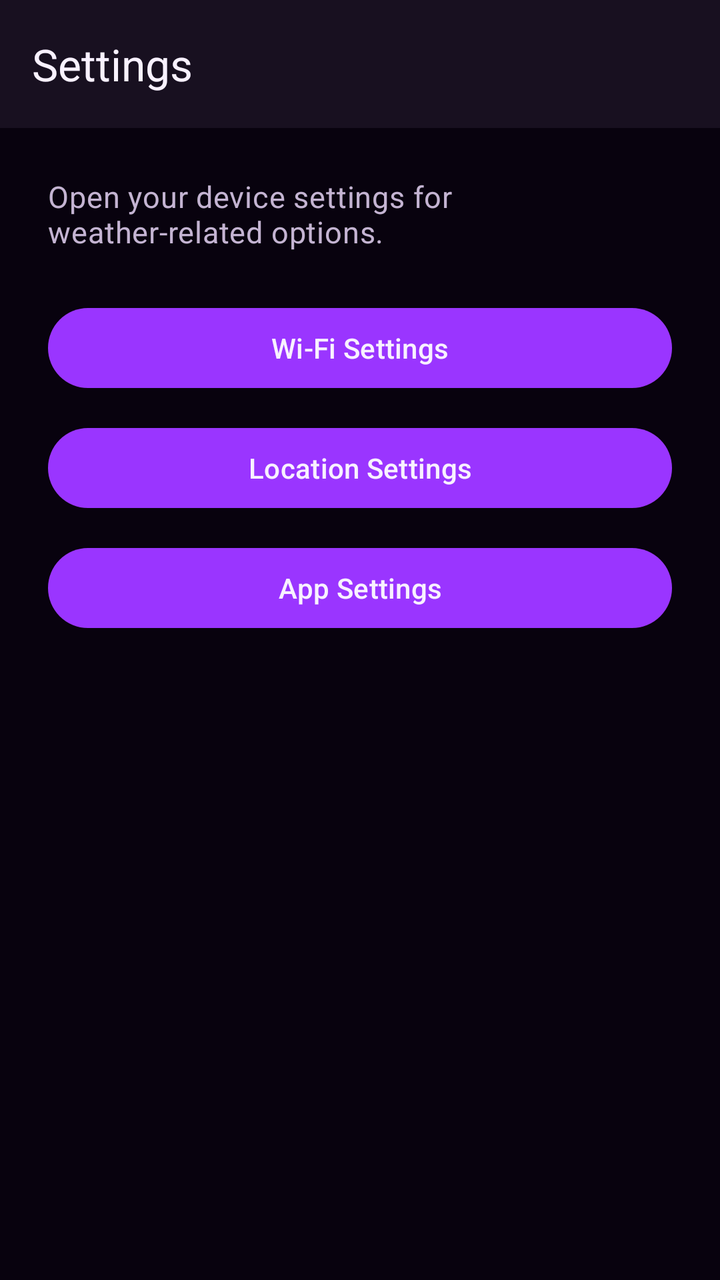
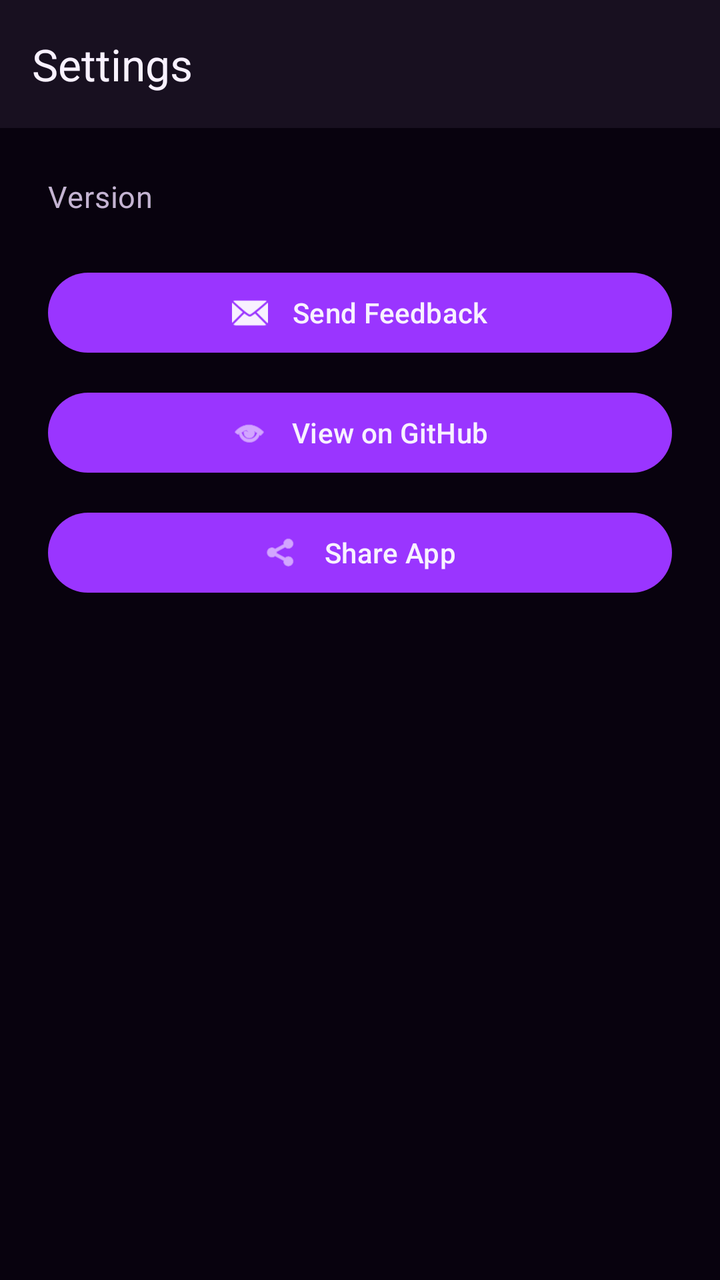

Screens rendered from an Android XML layout before and after an edit, with the pre-edit source and the edit as a unified diff.
<!-- AndroidManifest.xml: application theme Theme.WeatherTrio -->
<!-- res/layout/fragment_settings.xml -->
<?xml version="1.0" encoding="utf-8"?>
<LinearLayout
    xmlns:android="http://schemas.android.com/apk/res/android"
    xmlns:app="http://schemas.android.com/apk/res-auto"
    android:layout_width="match_parent"
    android:layout_height="match_parent"
    android:background="@color/background_main"
    android:orientation="vertical">

    
    <com.google.android.material.appbar.MaterialToolbar
        android:id="@+id/toolbarSettings"
        android:layout_width="match_parent"
        android:layout_height="wrap_content"
        android:background="@color/surface"
        app:title="@string/settings_title"
        app:titleTextColor="@color/text_primary" />

    
    <LinearLayout
        android:layout_width="match_parent"
        android:layout_height="0dp"
        android:layout_weight="1"
        android:orientation="vertical"
        android:padding="24dp">

        
        <TextView
            android:layout_width="wrap_content"
            android:layout_height="wrap_content"
            android:layout_marginBottom="24dp"
            android:text="@string/settings_subtitle"
            android:textAppearance="@style/TextAppearance.WeatherTrio.Body" />

        
        <com.google.android.material.button.MaterialButton
            android:id="@+id/buttonWifiSettings"
            android:layout_width="match_parent"
            android:layout_height="wrap_content"
            android:text="@string/settings_wifi" />

        
        <com.google.android.material.button.MaterialButton
            android:id="@+id/buttonLocationSettings"
            android:layout_width="match_parent"
            android:layout_height="wrap_content"
            android:layout_marginTop="12dp"
            android:text="@string/settings_location" />

        
        <com.google.android.material.button.MaterialButton
            android:id="@+id/buttonAppSettings"
            android:layout_width="match_parent"
            android:layout_height="wrap_content"
            android:layout_marginTop="12dp"
            android:text="@string/settings_app" />

    </LinearLayout>

</LinearLayout>
<!-- resources referenced by this layout -->
<resources>
  <color name="background_main">#08020E</color>
  <color name="surface">#181020</color>
  <color name="text_primary">#F8F1FF</color>
  <string name="settings_app">App Settings</string>
  <string name="settings_location">Location Settings</string>
  <string name="settings_subtitle">Open your device settings for weather-related options.</string>
  <string name="settings_title">Settings</string>
  <string name="settings_wifi">Wi-Fi Settings</string>
  <style name="TextAppearance.WeatherTrio.Body" parent="TextAppearance.Material3.BodyMedium">
  
          <item name="android:textColor">@color/text_secondary</item>
          <item name="android:textSize">15sp</item>
          <item name="android:fontFamily">sans-serif</item>
  
      </style>
  <style name="Theme.WeatherTrio" parent="Theme.Material3.Dark.NoActionBar">
  
          <item name="colorPrimary">@color/primary</item>
          <item name="colorOnPrimary">@color/text_primary</item>
  
          <item name="colorSecondary">@color/secondary</item>
          <item name="colorOnSecondary">@color/background_main</item>
  
          <item name="colorSurface">@color/surface</item>
          <item name="colorOnSurface">@color/text_primary</item>
  
          <item name="android:colorBackground">@color/background_main</item>
          <item name="android:windowBackground">@color/background_main</item>
  
          <item name="textAppearanceHeadlineMedium">@style/TextAppearance.WeatherTrio.Headline</item>
          <item name="textAppearanceBodyMedium">@style/TextAppearance.WeatherTrio.Body</item>
  
      </style>
  <color name="text_secondary">#C4B4D2</color>
  <color name="primary">#9A35FF</color>
  <color name="secondary">#00D4FF</color>
  <style name="TextAppearance.WeatherTrio.Headline" parent="TextAppearance.Material3.HeadlineMedium">
  
          <item name="android:textColor">@color/text_primary</item>
          <item name="android:textSize">28sp</item>
          <item name="android:fontFamily">sans-serif-medium</item>
  
      </style>
</resources>

<!-- the commit's change to res/layout/fragment_settings.xml (unified diff, before → after) -->
@@ -26,34 +26,44 @@
 
         
         <TextView
+            android:id="@+id/textAppVersion"
             android:layout_width="wrap_content"
             android:layout_height="wrap_content"
-            android:layout_marginBottom="24dp"
-            android:text="@string/settings_subtitle"
+            android:text="@string/settings_version_placeholder"
             android:textAppearance="@style/TextAppearance.WeatherTrio.Body" />
 
         
         <com.google.android.material.button.MaterialButton
-            android:id="@+id/buttonWifiSettings"
+            android:id="@+id/buttonSendFeedback"
             android:layout_width="match_parent"
             android:layout_height="wrap_content"
-            android:text="@string/settings_wifi" />
+            android:layout_marginTop="24dp"
+            android:text="@string/settings_send_feedback"
+            app:icon="@android:drawable/ic_dialog_email"
+            app:iconGravity="textStart"
+            app:iconPadding="12dp" />
 
         
         <com.google.android.material.button.MaterialButton
-            android:id="@+id/buttonLocationSettings"
+            android:id="@+id/buttonViewWebsite"
             android:layout_width="match_parent"
             android:layout_height="wrap_content"
             android:layout_marginTop="12dp"
-            android:text="@string/settings_location" />
+            android:text="@string/settings_view_website"
+            app:icon="@android:drawable/ic_menu_view"
+            app:iconGravity="textStart"
+            app:iconPadding="12dp" />
 
         
         <com.google.android.material.button.MaterialButton
-            android:id="@+id/buttonAppSettings"
+            android:id="@+id/buttonShareApp"
             android:layout_width="match_parent"
             android:layout_height="wrap_content"
             android:layout_marginTop="12dp"
-            android:text="@string/settings_app" />
+            android:text="@string/settings_share_app"
+            app:icon="@android:drawable/ic_menu_share"
+            app:iconGravity="textStart"
+            app:iconPadding="12dp" />
 
     </LinearLayout>
 
<!-- resource entries referenced after the edit -->
@@ -3,11 +3,11 @@
   <color name="background_main">#08020E</color>
   <color name="surface">#181020</color>
   <color name="text_primary">#F8F1FF</color>
-  <string name="settings_app">App Settings</string>
-  <string name="settings_location">Location Settings</string>
-  <string name="settings_subtitle">Open your device settings for weather-related options.</string>
+  <string name="settings_send_feedback">Send Feedback</string>
+  <string name="settings_share_app">Share App</string>
   <string name="settings_title">Settings</string>
-  <string name="settings_wifi">Wi-Fi Settings</string>
+  <string name="settings_version_placeholder">Version</string>
+  <string name="settings_view_website">View on GitHub</string>
   <style name="TextAppearance.WeatherTrio.Body" parent="TextAppearance.Material3.BodyMedium">
   
           <item name="android:textColor">@color/text_secondary</item>
